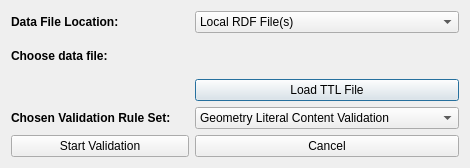
First picture: the form in dialogs/ui/graphvalidationdialog.ui, repository sparqlunicorn/sparqlunicornGoesGIS, before the edit.
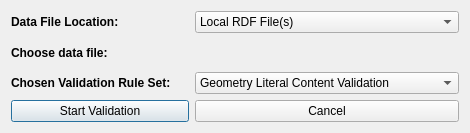
Second picture: the form after the edit. Custom widgets are drawn as their Qt base class.

The edit to the form file:
```diff
--- a/dialogs/ui/graphvalidationdialog.ui
+++ b/dialogs/ui/graphvalidationdialog.ui
@@ -7,7 +7,7 @@
     <x>0</x>
     <y>0</y>
     <width>470</width>
-    <height>168</height>
+    <height>133</height>
    </rect>
   </property>
   <property name="windowTitle">
@@ -43,7 +43,14 @@
        </item>
       </widget>
      </item>
-     <item row="3" column="1">
+     <item row="3" column="0">
+      <widget class="QPushButton" name="startValidationButton">
+       <property name="text">
+        <string>Start Validation</string>
+       </property>
+      </widget>
+     </item>
+     <item row="2" column="1">
       <widget class="QComboBox" name="chosenValidatorFile">
        <item>
         <property name="text">
@@ -72,13 +79,6 @@
        </item>
       </widget>
      </item>
-     <item row="2" column="1">
-      <widget class="QPushButton" name="loadDataFileButton">
-       <property name="text">
-        <string>Load TTL File</string>
-       </property>
-      </widget>
-     </item>
      <item row="0" column="0">
       <widget class="QLabel" name="dataFileLocationLabel">
        <property name="font">
@@ -92,7 +92,7 @@
        </property>
       </widget>
      </item>
-     <item row="3" column="0">
+     <item row="2" column="0">
       <widget class="QLabel" name="label">
        <property name="font">
         <font>
@@ -105,6 +105,13 @@
        </property>
       </widget>
      </item>
+     <item row="3" column="1">
+      <widget class="QPushButton" name="cancelButton">
+       <property name="text">
+        <string>Cancel</string>
+       </property>
+      </widget>
+     </item>
      <item row="1" column="1">
       <widget class="QgsFileWidget" name="validationFileWidget">
        <property name="storageMode">
@@ -112,20 +119,6 @@
        </property>
       </widget>
      </item>
-     <item row="4" column="1">
-      <widget class="QPushButton" name="cancelButton">
-       <property name="text">
-        <string>Cancel</string>
-       </property>
-      </widget>
-     </item>
-     <item row="4" column="0">
-      <widget class="QPushButton" name="startValidationButton">
-       <property name="text">
-        <string>Start Validation</string>
-       </property>
-      </widget>
-     </item>
     </layout>
    </item>
   </layout>
```
